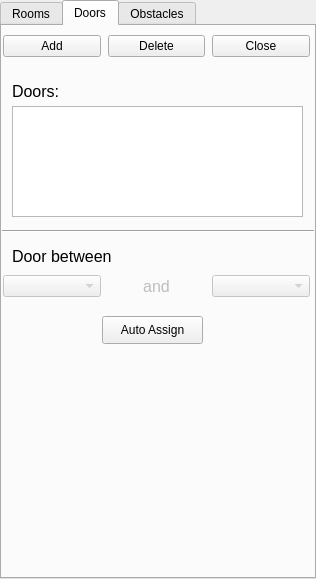
Qt form forms/roomwidget.ui (JuPedSim/jpseditor) before a commit.
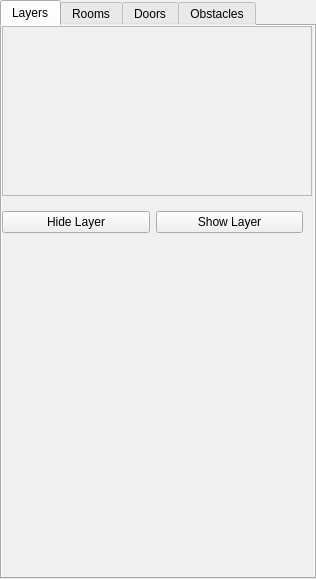
The same form after that commit.

Commit message: Read elevations & show in QListWidget

What changed in the file:
```diff
--- a/forms/roomwidget.ui
+++ b/forms/roomwidget.ui
@@ -16,9 +16,53 @@
   <property name="toolTip">
    <string/>
   </property>
+  <property name="styleSheet">
+   <string notr="true">background-color: rgb(240, 240, 240);</string>
+  </property>
   <property name="currentIndex">
-   <number>1</number>
+   <number>0</number>
   </property>
+  <widget class="QWidget" name="layerTab">
+   <attribute name="title">
+    <string>Layers</string>
+   </attribute>
+   <widget class="QWidget" name="layoutWidget">
+    <property name="geometry">
+     <rect>
+      <x>0</x>
+      <y>180</y>
+      <width>301</width>
+      <height>32</height>
+     </rect>
+    </property>
+    <layout class="QHBoxLayout" name="horizontalLayout_3">
+     <item>
+      <widget class="QPushButton" name="hideButton">
+       <property name="text">
+        <string>Hide Layer</string>
+       </property>
+      </widget>
+     </item>
+     <item>
+      <widget class="QPushButton" name="showButton">
+       <property name="text">
+        <string>Show Layer</string>
+       </property>
+      </widget>
+     </item>
+    </layout>
+   </widget>
+   <widget class="QListWidget" name="layerListWidget">
+    <property name="geometry">
+     <rect>
+      <x>0</x>
+      <y>0</y>
+      <width>310</width>
+      <height>170</height>
+     </rect>
+    </property>
+   </widget>
+  </widget>
   <widget class="QWidget" name="widget">
    <property name="toolTip">
     <string/>
```
Left out of the diff: 2 changed lines with no effect on the pictures. The commit also changes 15 other files.
